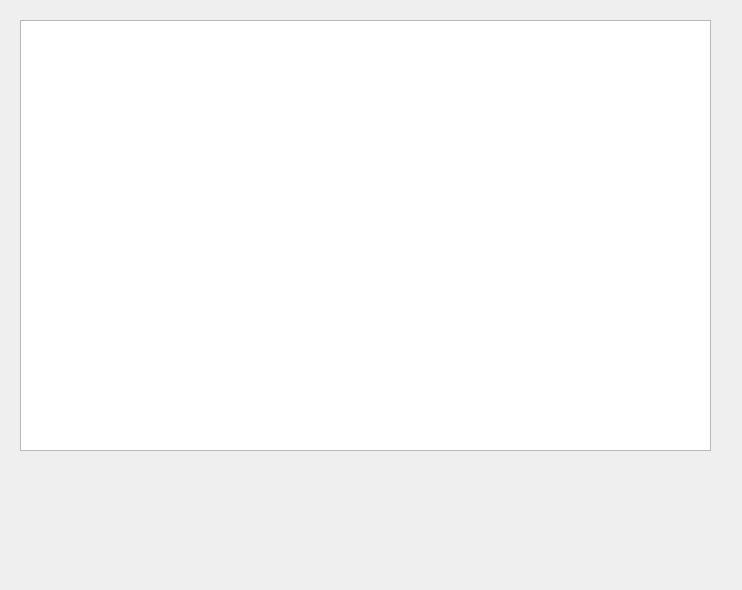
Before: the Qt Designer form packetform.ui in FINALYESICAN/Qt_PacketReader, drawn with Qt 5.
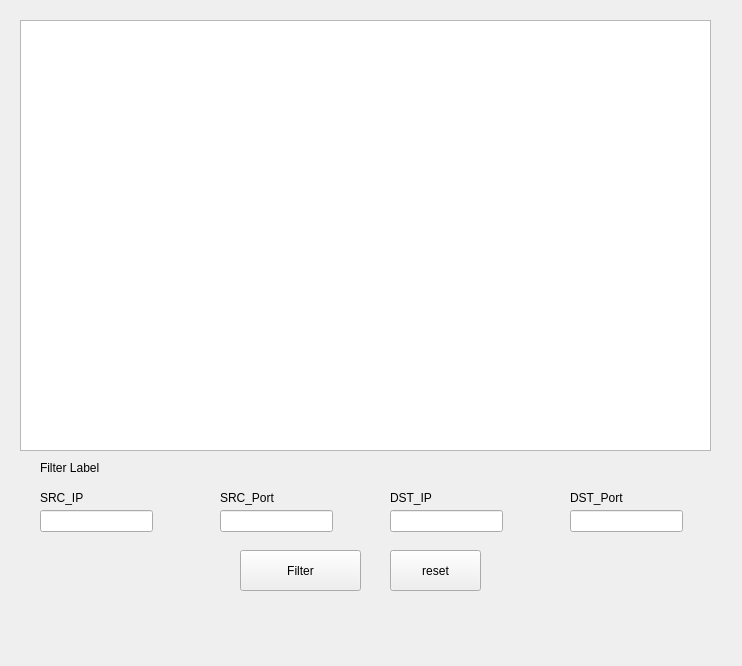
After: the same form once the commit is applied.

Patch:
```diff
--- a/packetform.ui
+++ b/packetform.ui
@@ -7,7 +7,7 @@
     <x>0</x>
     <y>0</y>
     <width>742</width>
-    <height>590</height>
+    <height>666</height>
    </rect>
   </property>
   <property name="windowTitle">
@@ -23,6 +23,137 @@
     </rect>
    </property>
   </widget>
+  <widget class="QLineEdit" name="leSrcIp">
+   <property name="geometry">
+    <rect>
+     <x>40</x>
+     <y>510</y>
+     <width>113</width>
+     <height>22</height>
+    </rect>
+   </property>
+  </widget>
+  <widget class="QLineEdit" name="leSrcPort">
+   <property name="geometry">
+    <rect>
+     <x>220</x>
+     <y>510</y>
+     <width>113</width>
+     <height>22</height>
+    </rect>
+   </property>
+  </widget>
+  <widget class="QLineEdit" name="leDstIp">
+   <property name="geometry">
+    <rect>
+     <x>390</x>
+     <y>510</y>
+     <width>113</width>
+     <height>22</height>
+    </rect>
+   </property>
+  </widget>
+  <widget class="QLineEdit" name="leDstPort">
+   <property name="geometry">
+    <rect>
+     <x>570</x>
+     <y>510</y>
+     <width>113</width>
+     <height>22</height>
+    </rect>
+   </property>
+  </widget>
+  <widget class="QLabel" name="label">
+   <property name="geometry">
+    <rect>
+     <x>40</x>
+     <y>490</y>
+     <width>48</width>
+     <height>16</height>
+    </rect>
+   </property>
+   <property name="text">
+    <string>SRC_IP</string>
+   </property>
+  </widget>
+  <widget class="QLabel" name="label_2">
+   <property name="geometry">
+    <rect>
+     <x>220</x>
+     <y>490</y>
+     <width>61</width>
+     <height>16</height>
+    </rect>
+   </property>
+   <property name="text">
+    <string>SRC_Port</string>
+   </property>
+  </widget>
+  <widget class="QLabel" name="label_3">
+   <property name="geometry">
+    <rect>
+     <x>390</x>
+     <y>490</y>
+     <width>48</width>
+     <height>16</height>
+    </rect>
+   </property>
+   <property name="text">
+    <string>DST_IP</string>
+   </property>
+  </widget>
+  <widget class="QLabel" name="label_4">
+   <property name="geometry">
+    <rect>
+     <x>570</x>
+     <y>490</y>
+     <width>61</width>
+     <height>16</height>
+    </rect>
+   </property>
+   <property name="text">
+    <string>DST_Port</string>
+   </property>
+  </widget>
+  <widget class="QPushButton" name="FilterButton">
+   <property name="geometry">
+    <rect>
+     <x>240</x>
+     <y>550</y>
+     <width>121</width>
+     <height>41</height>
+    </rect>
+   </property>
+   <property name="text">
+    <string>Filter</string>
+   </property>
+  </widget>
+  <widget class="QLabel" name="Filter">
+   <property name="geometry">
+    <rect>
+     <x>40</x>
+     <y>460</y>
+     <width>81</width>
+     <height>16</height>
+    </rect>
+   </property>
+   <property name="text">
+    <string>Filter Label</string>
+   </property>
+  </widget>
+  <widget class="QPushButton" name="ResetButton">
+   <property name="geometry">
+    <rect>
+     <x>390</x>
+     <y>550</y>
+     <width>91</width>
+     <height>41</height>
+    </rect>
+   </property>
+   <property name="text">
+    <string>reset</string>
+   </property>
+  </widget>
  </widget>
  <resources/>
  <connections/>
```
